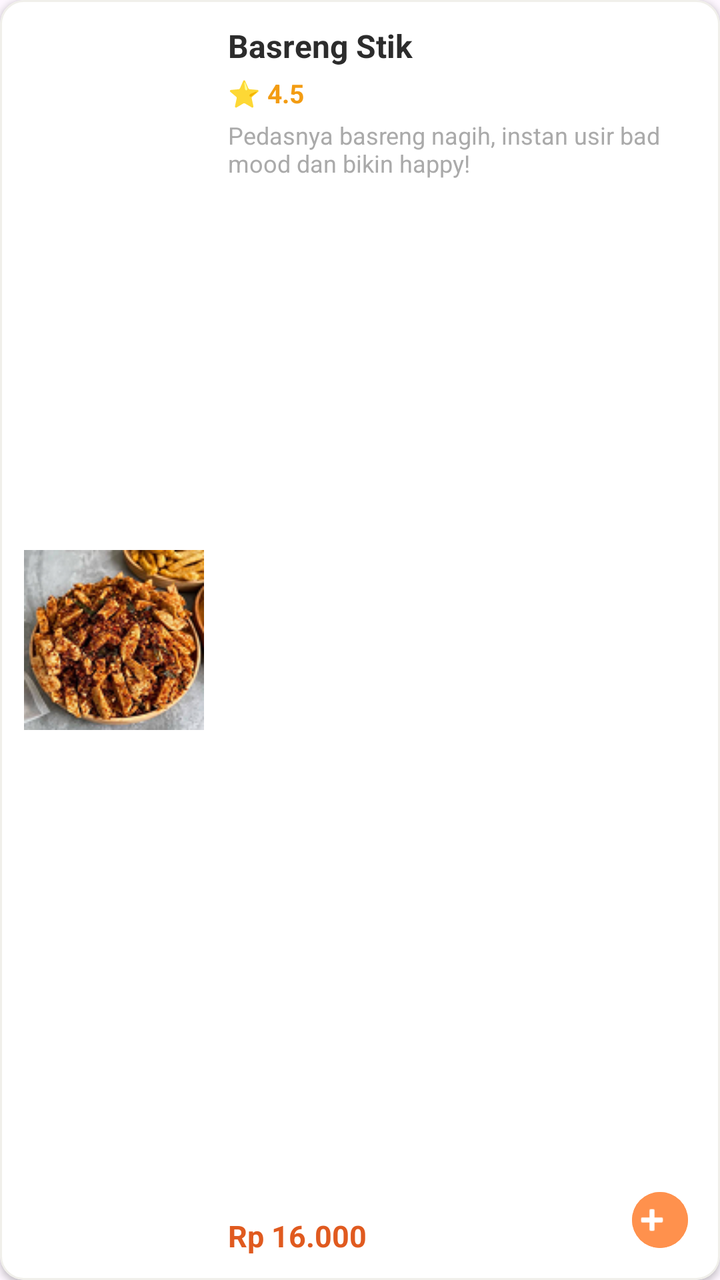
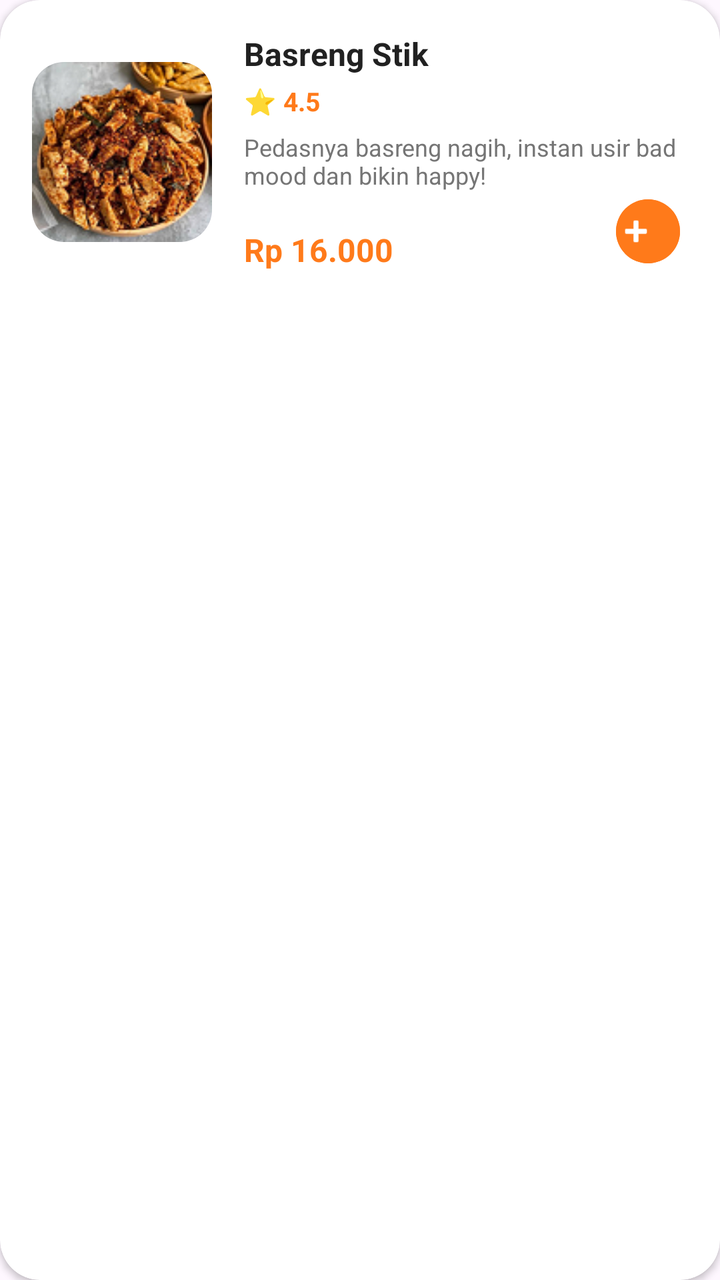

The first picture is an Android layout as it rendered before a commit; the second is the same layout after the commit. The layout source and the unified diff follow.
<!-- AndroidManifest.xml: application theme Theme.Cemil_feels -->
<!-- res/layout/item_snack.xml -->
<?xml version="1.0" encoding="utf-8"?>
<com.google.android.material.card.MaterialCardView xmlns:android="http://schemas.android.com/apk/res/android"
    xmlns:app="http://schemas.android.com/apk/res-auto"
    xmlns:tools="http://schemas.android.com/tools"
    android:layout_width="match_parent"
    android:layout_height="match_parent"
    android:layout_marginHorizontal="4dp"
    android:layout_marginVertical="8dp"
    app:cardCornerRadius="12dp"
    app:cardElevation="2dp"
    app:strokeColor="@color/colorGrayLight"
    app:strokeWidth="1dp"
    app:cardBackgroundColor="@color/white">

    <androidx.constraintlayout.widget.ConstraintLayout
        android:layout_width="match_parent"
        android:layout_height="match_parent"
        android:padding="12dp">

        
        <ImageView
            android:id="@+id/iv_snack_image"
            android:layout_width="90dp"
            android:layout_height="90dp"
            android:scaleType="centerCrop"
            android:src="@drawable/basreng_stik"
            app:layout_constraintBottom_toBottomOf="parent"
            app:layout_constraintStart_toStartOf="parent"
            app:layout_constraintTop_toTopOf="parent"
            tools:ignore="ContentDescription" />

        
        <TextView
            android:id="@+id/tv_snack_name"
            android:layout_width="0dp"
            android:layout_height="wrap_content"
            android:layout_marginStart="12dp"
            android:ellipsize="end"
            android:maxLines="1"
            android:text="Basreng Stik"
            android:textColor="@color/colorTextDark"
            android:textSize="16sp"
            android:textStyle="bold"
            app:layout_constraintEnd_toEndOf="parent"
            app:layout_constraintStart_toEndOf="@id/iv_snack_image"
            app:layout_constraintTop_toTopOf="parent" />

        
        <TextView
            android:id="@+id/tv_snack_rating"
            android:layout_width="wrap_content"
            android:layout_height="wrap_content"
            android:layout_marginStart="12dp"
            android:layout_marginTop="4dp"
            android:text="⭐ 4.5"
            android:textColor="#F39C12"
            android:textSize="13sp"
            android:textStyle="bold"
            app:layout_constraintStart_toEndOf="@id/iv_snack_image"
            app:layout_constraintTop_toBottomOf="@id/tv_snack_name" />

        
        <TextView
            android:id="@+id/tv_snack_description"
            android:layout_width="0dp"
            android:layout_height="wrap_content"
            android:layout_marginStart="12dp"
            android:layout_marginTop="4dp"
            android:ellipsize="end"
            android:maxLines="2"
            android:text="Pedasnya basreng nagih, instan usir bad mood dan bikin happy!"
            android:textColor="@android:color/darker_gray"
            android:textSize="12sp"
            app:layout_constraintEnd_toEndOf="parent"
            app:layout_constraintStart_toEndOf="@id/iv_snack_image"
            app:layout_constraintTop_toBottomOf="@id/tv_snack_rating" />

        
        <TextView
            android:id="@+id/tv_snack_price"
            android:layout_width="wrap_content"
            android:layout_height="wrap_content"
            android:layout_marginStart="12dp"
            android:layout_marginTop="8dp"
            android:text="Rp 16.000"
            android:textColor="@color/colorPrimaryDark"
            android:textSize="15sp"
            android:textStyle="bold"
            app:layout_constraintBottom_toBottomOf="parent"
            app:layout_constraintStart_toEndOf="@id/iv_snack_image"
            app:layout_constraintTop_toBottomOf="@id/tv_snack_description"
            app:layout_constraintVertical_bias="1.0" />

        
        <com.google.android.material.button.MaterialButton
            android:id="@+id/btn_add_snack"
            style="@style/Widget.Material3.Button.IconButton.Filled"
            android:layout_width="36dp"
            android:layout_height="36dp"
            android:backgroundTint="@color/colorPrimary"
            android:padding="0dp"
            app:icon="@android:drawable/ic_input_add"
            app:iconSize="20dp"
            app:iconTint="@android:color/white"
            app:layout_constraintBottom_toBottomOf="parent"
            app:layout_constraintEnd_toEndOf="parent"
            app:layout_constraintTop_toBottomOf="@id/tv_snack_description"
            app:layout_constraintVertical_bias="1.0"
            tools:ignore="ContentDescription" />

    </androidx.constraintlayout.widget.ConstraintLayout>
</com.google.android.material.card.MaterialCardView>
<!-- resources referenced by this layout -->
<resources>
  <color name="colorGrayLight">#F0EFEA</color>
  <color name="colorPrimary">#FF914D</color>
  <color name="colorPrimaryDark">#E05A1F</color>
  <color name="colorTextDark">#2C2C2C</color>
  <color name="white">#FFFFFFFF</color>
  <!-- drawable basreng_stik: png bitmap (drawable, 32994 bytes) -->
  <style name="Theme.Cemil_feels" parent="Base.Theme.Cemil_feels" />
  <style name="Base.Theme.Cemil_feels" parent="Theme.Material3.DayNight.NoActionBar">
          
          
      </style>
</resources>

<!-- the commit's change to res/layout/item_snack.xml (unified diff, before → after) -->
@@ -6,43 +6,51 @@
     android:layout_height="match_parent"
     android:layout_marginHorizontal="4dp"
     android:layout_marginVertical="8dp"
-    app:cardCornerRadius="12dp"
+    app:cardCornerRadius="20dp"
     app:cardElevation="2dp"
-    app:strokeColor="@color/colorGrayLight"
-    app:strokeWidth="1dp"
-    app:cardBackgroundColor="@color/white">
+    app:strokeWidth="0dp"
+    app:cardBackgroundColor="#FFFFFF">
 
     <androidx.constraintlayout.widget.ConstraintLayout
         android:layout_width="match_parent"
-        android:layout_height="match_parent"
-        android:padding="12dp">
+        android:layout_height="wrap_content"
+        android:padding="16dp">
 
         
-        <ImageView
-            android:id="@+id/iv_snack_image"
+        <com.google.android.material.card.MaterialCardView
+            android:id="@+id/card_snack_img"
             android:layout_width="90dp"
             android:layout_height="90dp"
-            android:scaleType="centerCrop"
-            android:src="@drawable/basreng_stik"
+            app:cardCornerRadius="16dp"
+            app:cardElevation="0dp"
+            app:strokeWidth="0dp"
             app:layout_constraintBottom_toBottomOf="parent"
             app:layout_constraintStart_toStartOf="parent"
-            app:layout_constraintTop_toTopOf="parent"
-            tools:ignore="ContentDescription" />
+            app:layout_constraintTop_toTopOf="parent">
+            
+            <ImageView
+                android:id="@+id/iv_snack_image"
+                android:layout_width="match_parent"
+                android:layout_height="match_parent"
+                android:scaleType="centerCrop"
+                android:src="@drawable/basreng_stik"
+                tools:ignore="ContentDescription" />
+        </com.google.android.material.card.MaterialCardView>
 
         
         <TextView
             android:id="@+id/tv_snack_name"
             android:layout_width="0dp"
             android:layout_height="wrap_content"
-            android:layout_marginStart="12dp"
+            android:layout_marginStart="16dp"
             android:ellipsize="end"
             android:maxLines="1"
             android:text="Basreng Stik"
-            android:textColor="@color/colorTextDark"
+            android:textColor="#212121"
             android:textSize="16sp"
             android:textStyle="bold"
             app:layout_constraintEnd_toEndOf="parent"
-            app:layout_constraintStart_toEndOf="@id/iv_snack_image"
+            app:layout_constraintStart_toEndOf="@id/card_snack_img"
             app:layout_constraintTop_toTopOf="parent" />
 
         
@@ -50,13 +58,13 @@
             android:id="@+id/tv_snack_rating"
             android:layout_width="wrap_content"
             android:layout_height="wrap_content"
-            android:layout_marginStart="12dp"
+            android:layout_marginStart="16dp"
             android:layout_marginTop="4dp"
             android:text="⭐ 4.5"
-            android:textColor="#F39C12"
+            android:textColor="#FF7A1A"
             android:textSize="13sp"
             android:textStyle="bold"
-            app:layout_constraintStart_toEndOf="@id/iv_snack_image"
+            app:layout_constraintStart_toEndOf="@id/card_snack_img"
             app:layout_constraintTop_toBottomOf="@id/tv_snack_name" />
 
         
@@ -64,15 +72,15 @@
             android:id="@+id/tv_snack_description"
             android:layout_width="0dp"
             android:layout_height="wrap_content"
-            android:layout_marginStart="12dp"
-            android:layout_marginTop="4dp"
+            android:layout_marginStart="16dp"
+            android:layout_marginTop="6dp"
             android:ellipsize="end"
             android:maxLines="2"
             android:text="Pedasnya basreng nagih, instan usir bad mood dan bikin happy!"
-            android:textColor="@android:color/darker_gray"
+            android:textColor="#757575"
             android:textSize="12sp"
             app:layout_constraintEnd_toEndOf="parent"
-            app:layout_constraintStart_toEndOf="@id/iv_snack_image"
+            app:layout_constraintStart_toEndOf="@id/card_snack_img"
             app:layout_constraintTop_toBottomOf="@id/tv_snack_rating" />
 
         
@@ -80,14 +88,14 @@
             android:id="@+id/tv_snack_price"
             android:layout_width="wrap_content"
             android:layout_height="wrap_content"
-            android:layout_marginStart="12dp"
-            android:layout_marginTop="8dp"
+            android:layout_marginStart="16dp"
+            android:layout_marginTop="12dp"
             android:text="Rp 16.000"
-            android:textColor="@color/colorPrimaryDark"
-            android:textSize="15sp"
+            android:textColor="#FF7A1A"
+            android:textSize="16sp"
             android:textStyle="bold"
             app:layout_constraintBottom_toBottomOf="parent"
-            app:layout_constraintStart_toEndOf="@id/iv_snack_image"
+            app:layout_constraintStart_toEndOf="@id/card_snack_img"
             app:layout_constraintTop_toBottomOf="@id/tv_snack_description"
             app:layout_constraintVertical_bias="1.0" />
 
@@ -95,9 +103,10 @@
         <com.google.android.material.button.MaterialButton
             android:id="@+id/btn_add_snack"
             style="@style/Widget.Material3.Button.IconButton.Filled"
-            android:layout_width="36dp"
-            android:layout_height="36dp"
-            android:backgroundTint="@color/colorPrimary"
+            android:layout_width="40dp"
+            android:layout_height="40dp"
+            android:backgroundTint="#FF7A1A"
+            app:cornerRadius="20dp"
             android:padding="0dp"
             app:icon="@android:drawable/ic_input_add"
             app:iconSize="20dp"
<!-- resource entries referenced after the edit -->
@@ -1,10 +1,5 @@
 <!-- resources referenced by this layout -->
 <resources>
-  <color name="colorGrayLight">#F0EFEA</color>
-  <color name="colorPrimary">#FF914D</color>
-  <color name="colorPrimaryDark">#E05A1F</color>
-  <color name="colorTextDark">#2C2C2C</color>
-  <color name="white">#FFFFFFFF</color>
   <!-- drawable basreng_stik: png bitmap (drawable, 32994 bytes) -->
   <style name="Theme.Cemil_feels" parent="Base.Theme.Cemil_feels" />
   <style name="Base.Theme.Cemil_feels" parent="Theme.Material3.DayNight.NoActionBar">
